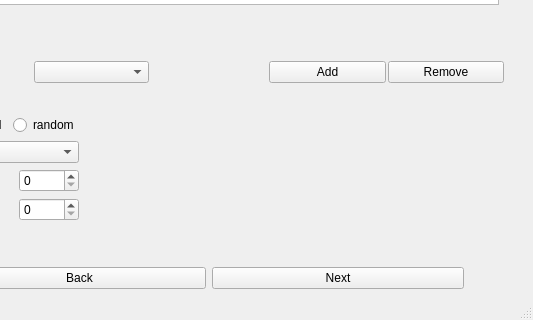
This is UI/create_session.ui in KehatSudri/Behavior_System2.0 as Qt 5 draws it before an edit; both pictures show x 116 to 649 and y 449 to 769 of the 649 by 769 pixel window. The edited form follows.
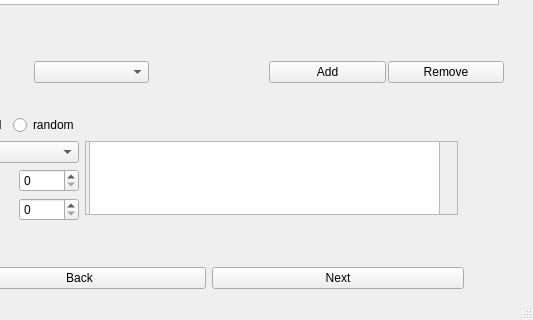
This is the edited form.

Commit message: notes place

The edit to the form file:
```diff
--- a/UI/create_session.ui
+++ b/UI/create_session.ui
@@ -189,6 +189,33 @@
           </property>
          </spacer>
         </item>
+        <item row="2" column="2">
+         <widget class="QScrollArea" name="scrollArea">
+          <property name="widgetResizable">
+           <bool>true</bool>
+          </property>
+          <widget class="QWidget" name="scrollAreaWidgetContents">
+           <property name="geometry">
+            <rect>
+             <x>0</x>
+             <y>0</y>
+             <width>326</width>
+             <height>77</height>
+            </rect>
+           </property>
+           <widget class="QTextEdit" name="textEdit">
+            <property name="geometry">
+             <rect>
+              <x>3</x>
+              <y>-3</y>
+              <width>351</width>
+              <height>81</height>
+             </rect>
+            </property>
+           </widget>
+          </widget>
+         </widget>
+        </item>
        </layout>
       </item>
       <item row="6" column="0">
```
